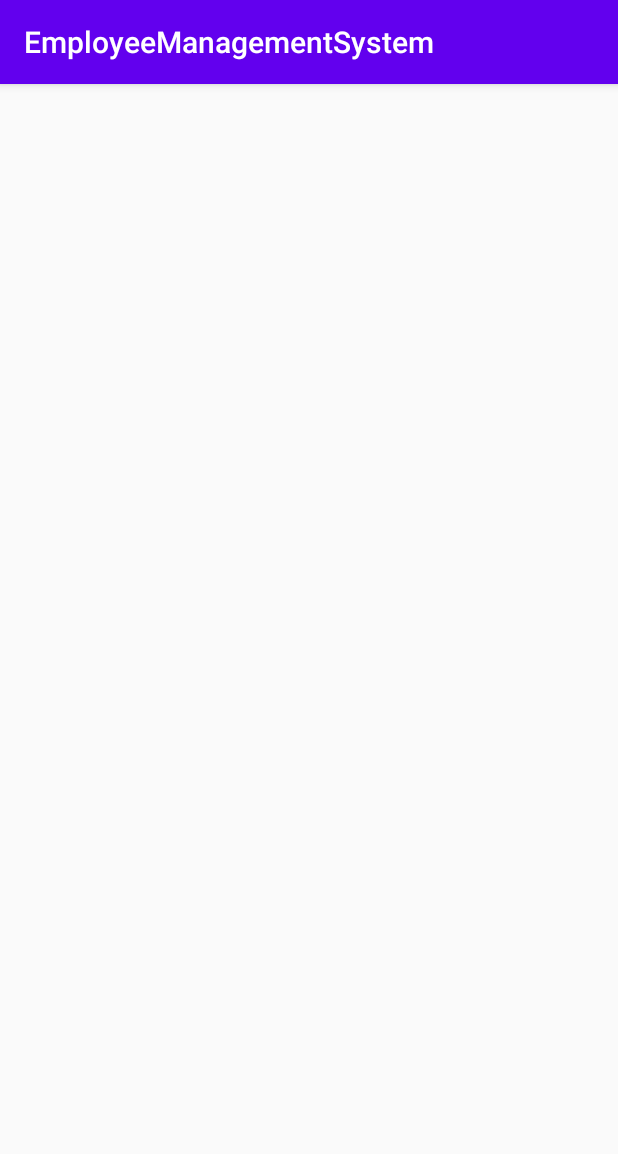
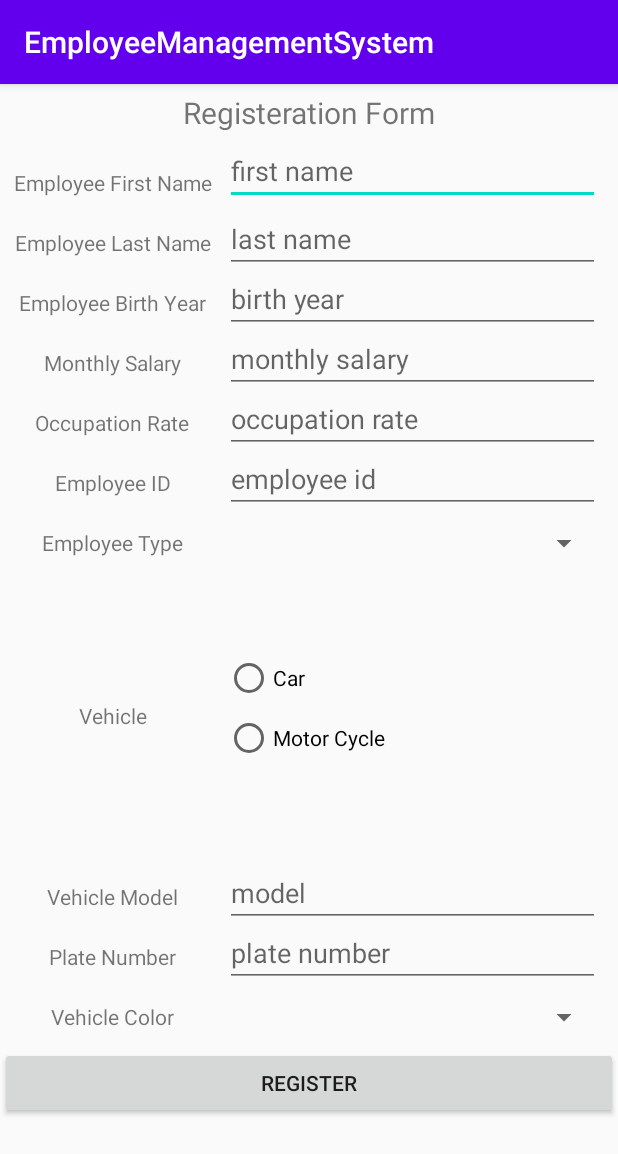
Before and after one commit to nandini1338/JUMBO_PROJECT, an Android app: the screen it shows after launch (MainActivity), on a phone screen of 412 x 824 dp. Shown: the top 1154 px of the screen. Run offline under Robolectric (Android 15) with nearby library versions, the phone set to English and light mode, and no system bars.

Commit message:
Layout fixed....

```diff
--- a/app/src/main/res/layout/activity_main.xml
+++ b/app/src/main/res/layout/activity_main.xml
@@ -1,10 +1,14 @@
 <?xml version="1.0" encoding="utf-8"?>
 <ScrollView xmlns:android="http://schemas.android.com/apk/res/android"
+    android:layout_width="match_parent"
+    android:layout_height="match_parent">
+    <RelativeLayout xmlns:android="http://schemas.android.com/apk/res/android"
         xmlns:app="http://schemas.android.com/apk/res-auto"
         xmlns:tools="http://schemas.android.com/tools"
         android:layout_width="match_parent"
         android:layout_height="match_parent"
-    tools:context=".MainActivity">
+        tools:context=".MainActivity"
+        >
 
         <TextView
             android:id="@+id/lblReg"
@@ -26,6 +30,7 @@
             android:layout_below="@+id/lblReg"
             android:gravity="center"
             />
+
         <EditText
             android:id="@+id/txtfName"
             android:layout_width="250dp"
@@ -55,6 +60,7 @@
             android:text="Employee Birth Year"
             android:layout_below="@+id/lbllName"
             android:gravity="center"/>
+
         <EditText
             android:id="@+id/txtBYear"
             android:layout_width="250dp"
@@ -173,6 +179,7 @@
             android:layout_toRightOf="@+id/lblBNo"
             android:layout_below="@+id/lblEType"
             android:visibility="gone"/>
+
         <TextView
             android:id="@+id/lblVType"
             android:layout_width="150dp"
@@ -233,7 +240,6 @@
             android:gravity="center"
             android:text="Side Car"
             android:visibility="gone"/>
-
         <RadioGroup
             android:id="@+id/rdogrpSideCar"
             android:layout_width="250dp"
@@ -301,6 +307,7 @@
             android:layout_toRightOf="@+id/lblVColor"
             android:layout_below="@id/lblPlateNo"
             />
+
         <Button
             android:id="@+id/btnReg"
             android:layout_width="match_parent"
@@ -309,6 +316,5 @@
             android:layout_alignParentBottom="true"
             android:gravity="center"
             android:text="REGISTER" />
-
-
+    </RelativeLayout>
 </ScrollView>
```
Lines whose indentation alone changed are shown as unchanged.
